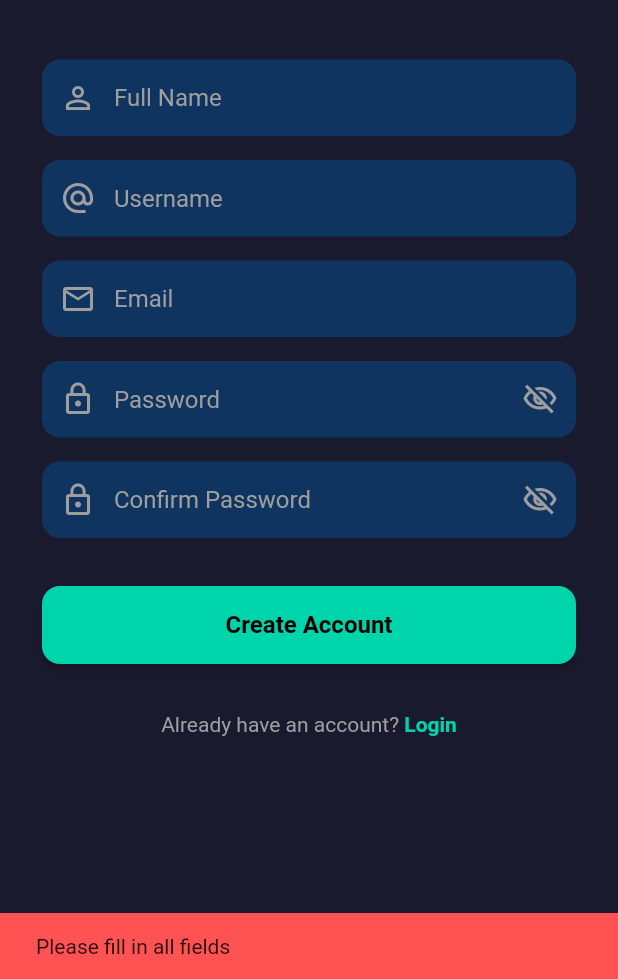
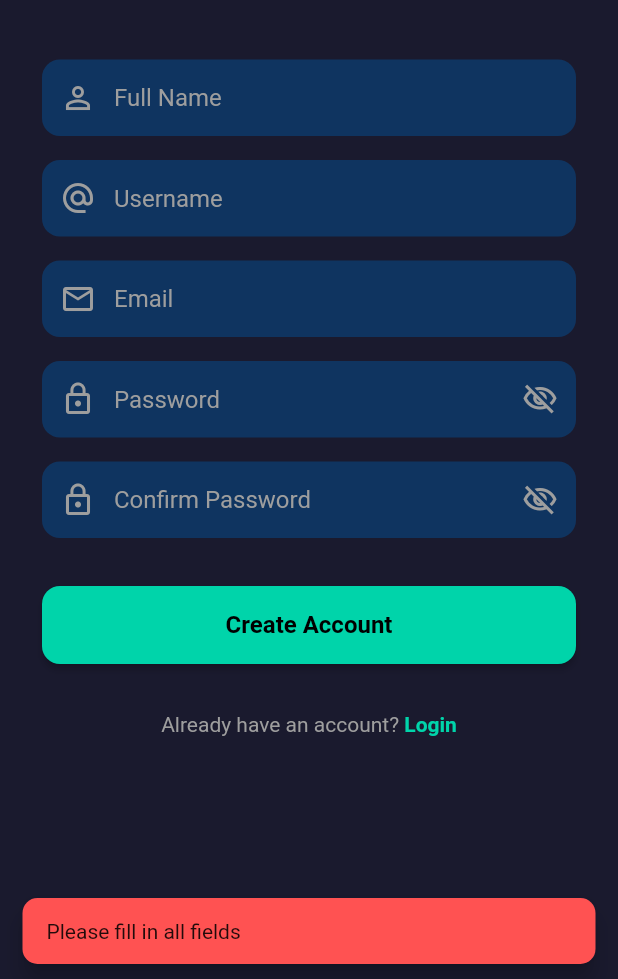
Before and after one commit to Haidermushtaq/splivy, a Flutter app: the SignupScreen screen opened by its route, after a tap on "Create Account", on a phone screen of 412 x 824 dp, the part 257-1236 px from its top. Run offline on Flutter 3.47's test engine with Material 3 defaults, Android fonts, the phone set to English and light mode, and no system bars; our stand-ins replace flutter_dotenv, flutter_riverpod, shared_preferences, supabase_flutter; accounts and stored records are empty.

Commit message:
feat: implement Supabase auth with signup login logout
- Add AuthService with signUp, signIn, signOut, getCurrentUser
- Add authServiceProvider, authStateProvider, currentUserProvider
- SignupScreen: real Supabase signup with username uniqueness check,
  loading state, error handling, success snackbar
- LoginScreen: real Supabase signIn with loading state and error handling
- ProfileScreen + AppDrawer: signOut via AuthService
- SplashScreen: route to dashboard only if user + session both exist
- main.dart: auth state listener auto-redirects to login on signedOut

Co-authored-by: HaiderZahoorr <haiderzahoor808@gmail.com>
Co-authored-by: shumailkhan845 <shumail.kn845@gmail.com>

```diff
--- a/lib/screens/auth/signup_screen.dart
+++ b/lib/screens/auth/signup_screen.dart
@@ -1,4 +1,5 @@
 import 'package:flutter/material.dart';
+import '../../services/auth_service.dart';
 
 class SignupScreen extends StatefulWidget {
   const SignupScreen({super.key});
@@ -16,8 +17,10 @@ class _SignupScreenState extends State<SignupScreen> {
 
   bool _obscurePassword = true;
   bool _obscureConfirmPassword = true;
+  bool _isLoading = false;
 
   static const _accent = Color(0xFF00D4AA);
+  final _authService = AuthService();
 
   @override
   void dispose() {
@@ -29,7 +32,7 @@ class _SignupScreenState extends State<SignupScreen> {
     super.dispose();
   }
 
-  void _handleSignup() {
+  Future<void> _handleSignup() async {
     final fullName = _fullNameController.text.trim();
     final username = _usernameController.text.trim();
     final email = _emailController.text.trim();
@@ -41,28 +44,72 @@ class _SignupScreenState extends State<SignupScreen> {
         email.isEmpty ||
         password.isEmpty ||
         confirmPassword.isEmpty) {
-      _showSnackBar('Please fill in all fields');
+      _showError('Please fill in all fields');
       return;
     }
 
     if (username.contains(' ')) {
-      _showSnackBar('Username must not contain spaces');
+      _showError('Username must not contain spaces');
       return;
     }
 
     if (password != confirmPassword) {
-      _showSnackBar('Passwords do not match');
+      _showError('Passwords do not match');
       return;
     }
 
-    // TODO: auth logic
+    setState(() => _isLoading = true);
+    try {
+      await _authService.signUp(
+        fullName: fullName,
+        username: username,
+        email: email,
+        password: password,
+      );
+      if (mounted) {
+        ScaffoldMessenger.of(context).showSnackBar(
+          SnackBar(
+            content: const Text('Account created! Please verify your email'),
+            backgroundColor: _accent,
+            behavior: SnackBarBehavior.floating,
+            shape:
+                RoundedRectangleBorder(borderRadius: BorderRadius.circular(10)),
+          ),
+        );
+        Navigator.of(context).pushReplacementNamed('/login');
+      }
+    } catch (e) {
+      if (mounted) _showError(_parseError(e));
+    } finally {
+      if (mounted) setState(() => _isLoading = false);
+    }
   }
 
-  void _showSnackBar(String message) {
+  String _parseError(Object error) {
+    final msg = error.toString().toLowerCase();
+    if (msg.contains('username already taken')) {
+      return 'This username is not available';
+    }
+    if (msg.contains('user already registered') ||
+        msg.contains('already registered')) {
+      return 'An account with this email already exists';
+    }
+    if (msg.contains('network') ||
+        msg.contains('socketexception') ||
+        msg.contains('connection refused') ||
+        msg.contains('failed host lookup')) {
+      return 'Please check your internet connection';
+    }
+    return 'Something went wrong. Please try again.';
+  }
+
+  void _showError(String message) {
     ScaffoldMessenger.of(context).showSnackBar(
       SnackBar(
         content: Text(message),
         backgroundColor: Colors.redAccent,
+        behavior: SnackBarBehavior.floating,
+        shape: RoundedRectangleBorder(borderRadius: BorderRadius.circular(10)),
       ),
     );
   }
@@ -220,14 +267,23 @@ class _SignupScreenState extends State<SignupScreen> {
                 width: double.infinity,
                 height: 52,
                 child: ElevatedButton(
-                  onPressed: _handleSignup,
+                  onPressed: _isLoading ? null : _handleSignup,
                   style: ElevatedButton.styleFrom(
                     backgroundColor: _accent,
                     shape: RoundedRectangleBorder(
                       borderRadius: BorderRadius.circular(12),
                     ),
                   ),
-                  child: const Text(
+                  child: _isLoading
+                      ? const SizedBox(
+                          width: 22,
+                          height: 22,
+                          child: CircularProgressIndicator(
+                            strokeWidth: 2.5,
+                            color: Colors.black,
+                          ),
+                        )
+                      : const Text(
                           'Create Account',
                           style: TextStyle(
                             color: Colors.black,
@@ -242,8 +298,10 @@ class _SignupScreenState extends State<SignupScreen> {
 
               Center(
                 child: GestureDetector(
-                  onTap: () =>
-                      Navigator.of(context).pushReplacementNamed('/login'),
+                  onTap: _isLoading
+                      ? null
+                      : () => Navigator.of(context)
+                          .pushReplacementNamed('/login'),
                   child: RichText(
                     text: const TextSpan(
                       style: TextStyle(color: Colors.grey, fontSize: 14),
--- a/lib/screens/splash_screen.dart
+++ b/lib/screens/splash_screen.dart
@@ -25,9 +25,10 @@ class _SplashScreenState extends State<SplashScreen>
 
     Future.delayed(const Duration(milliseconds: 2500), () {
       if (mounted) {
-        final session = Supabase.instance.client.auth.currentUser;
+        final user = Supabase.instance.client.auth.currentUser;
+        final session = Supabase.instance.client.auth.currentSession;
         Navigator.of(context).pushReplacementNamed(
-          session != null ? '/dashboard' : '/login',
+          (user != null && session != null) ? '/dashboard' : '/login',
         );
       }
     });
--- a/lib/widgets/app_drawer.dart
+++ b/lib/widgets/app_drawer.dart
@@ -1,4 +1,5 @@
 import 'package:flutter/material.dart';
+import '../services/auth_service.dart';
 
 class AppDrawer extends StatefulWidget {
   final String currentRoute;
@@ -347,9 +348,9 @@ class _AppDrawerState extends State<AppDrawer> {
               backgroundColor: Colors.red,
               shape: RoundedRectangleBorder(borderRadius: BorderRadius.circular(8)),
             ),
-            onPressed: () {
+            onPressed: () async {
               Navigator.of(ctx).pop();
-              Navigator.of(context).pushReplacementNamed('/login');
+              await AuthService().signOut();
             },
             child: const Text(
               'Logout',
```
Also changed, not shown: lib/main.dart (+14 -0 lines), lib/providers/auth_provider.dart (added, +18 -0 lines), lib/screens/auth/login_screen.dart (+64 -15 lines), lib/screens/profile/profile_screen.dart (+18 -2 lines), lib/services/auth_service.dart (added, +60 -0 lines). Lines whose indentation alone changed are shown as unchanged.
